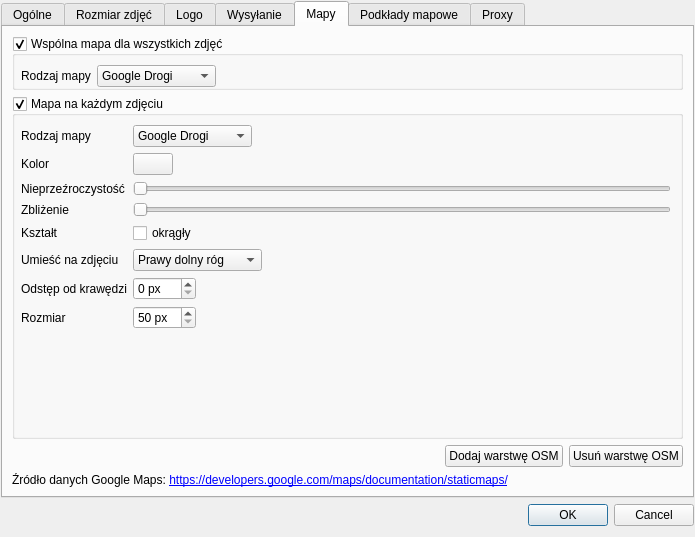
Above: settings/settingsdialog.ui from fotorelacjonusz/classic before the change. Below: the same form after it.
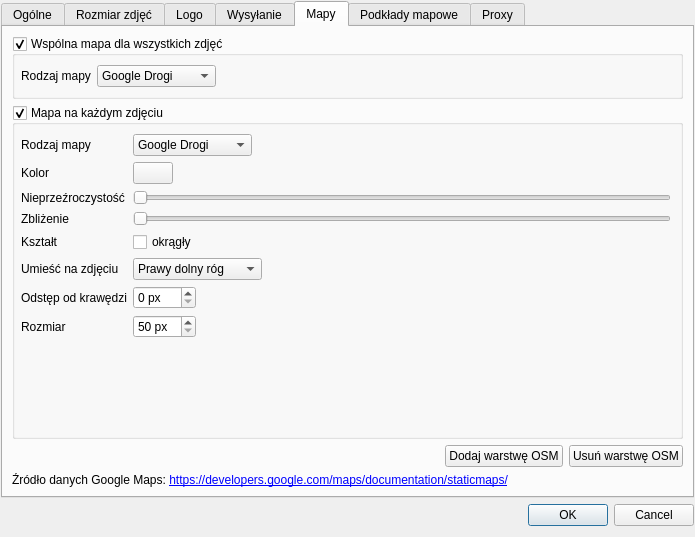
That is the form after the change. The open tabs and pages were chosen to show the change. Icons and pictures are not drawn. Custom widgets are drawn as their Qt base class.

```diff
--- a/settings/settingsdialog.ui
+++ b/settings/settingsdialog.ui
@@ -685,9 +685,6 @@
           <property name="leftMargin">
            <number>6</number>
           </property>
-          <property name="bottomMargin">
-           <number>0</number>
-          </property>
           <item row="0" column="0">
            <widget class="QLabel" name="commonMapTypeLabel">
             <property name="text">
```
